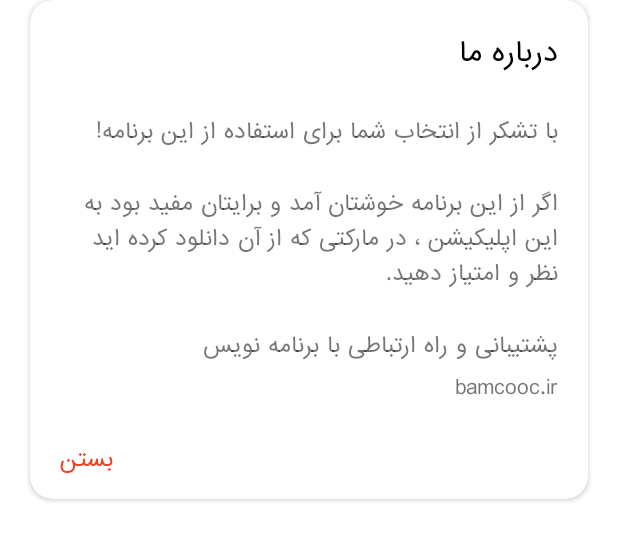
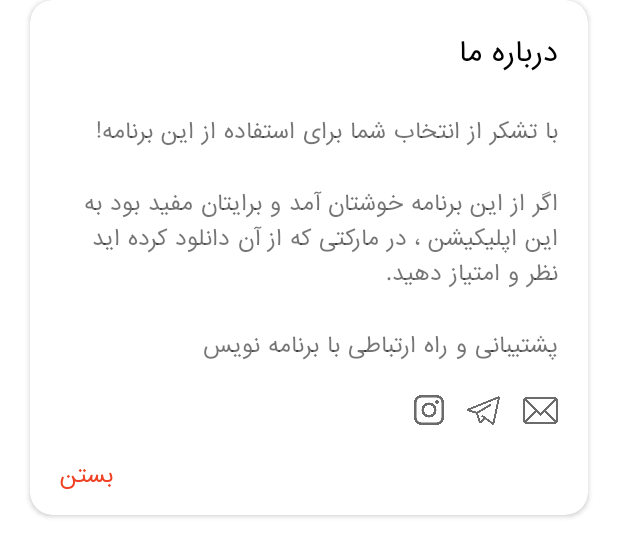
Before and after one commit to karimi96/FoodOrderiing, an Android app: the layout dialog_about_us.xml on its own in the app's theme, with its tools: preview values and no code run, on a phone screen of 412 x 824 dp. Shown: the top 557 px of the screen. Run offline under Robolectric (Android 15) with nearby library versions, the phone set to English and light mode, and no system bars; plain views replace JustifiedTextView.

Commit message:
set contactWithUs in dialog

```diff
--- a/app/src/main/res/layout/dialog_about_us.xml
+++ b/app/src/main/res/layout/dialog_about_us.xml
@@ -53,12 +53,47 @@
             android:text="پشتیبانی و راه ارتباطی با برنامه نویس"
             android:textSize="14dp" />
 
-        <TextView
-            android:layout_width="wrap_content"
+        <!--        <TextView-->
+        <!--            android:layout_width="wrap_content"-->
+        <!--            android:layout_height="wrap_content"-->
+        <!--            android:fontFamily="@font/iran_sans"-->
+        <!--            android:text="bamcooc.ir"-->
+        <!--            android:textSize="14dp" />-->
+
+
+        <LinearLayout
+            android:layout_width="match_parent"
             android:layout_height="wrap_content"
-            android:fontFamily="@font/iran_sans"
-            android:text="bamcooc.ir"
-            android:textSize="14dp" />
+            android:layout_marginTop="15dp"
+            android:orientation="horizontal">
+
+            <ImageView
+                android:id="@+id/email"
+                android:layout_width="23dp"
+                android:layout_height="23dp"
+                android:layout_gravity="center"
+                android:layout_marginLeft="15dp"
+                android:background="?attr/actionBarItemBackground"
+                android:src="@drawable/email1" />
+
+            <ImageView
+                android:id="@+id/telegram"
+                android:layout_width="22dp"
+                android:layout_height="22dp"
+                android:layout_gravity="center"
+                android:layout_marginLeft="15dp"
+                android:background="?attr/actionBarItemBackground"
+                android:src="@drawable/telegram" />
+
+            <ImageView
+                android:id="@+id/instagram"
+                android:layout_width="20dp"
+                android:layout_height="20dp"
+                android:layout_gravity="center"
+                android:background="?attr/actionBarItemBackground"
+                android:src="@drawable/instagram" />
+
+        </LinearLayout>
 
 
         <TextView
```
Also changed, not shown: app/src/main/res/drawable-v24/email1.png (added), app/src/main/res/drawable-v24/export.png (added), app/src/main/res/drawable-v24/instagram.png (added), app/src/main/res/drawable-v24/telegram.png (added).
